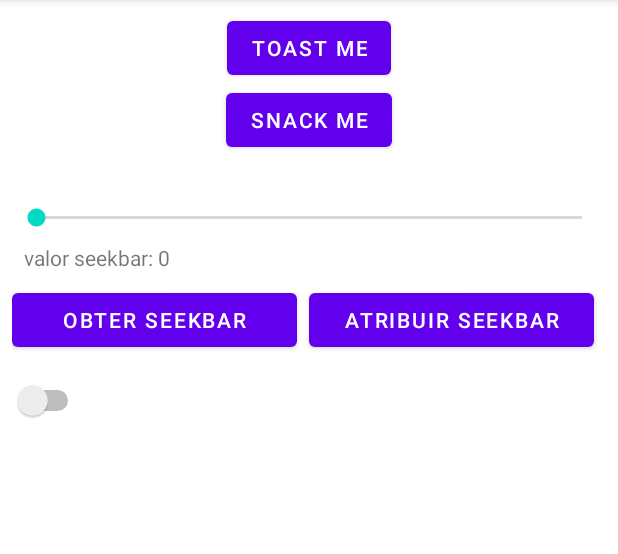
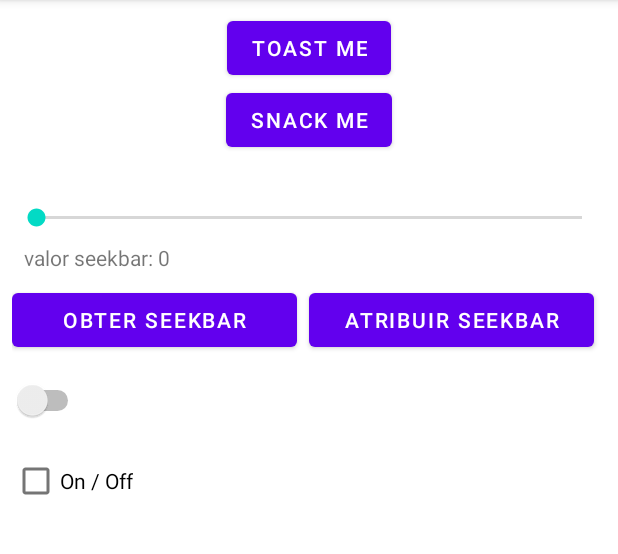
Before and after one commit to geraldoneto771/Kotlin_Components, an Android app: the screen it shows after launch (MainActivity), on a phone screen of 412 x 824 dp, the part 84-638 px from its top. Run offline under Robolectric (Android 15) with nearby library versions, the phone set to English and light mode, and no system bars.

Commit message:
"Aula 218 finalizada"

```diff
--- a/app/src/main/java/com/example/myapplication/MainActivity.kt
+++ b/app/src/main/java/com/example/myapplication/MainActivity.kt
@@ -28,6 +28,9 @@ class MainActivity : AppCompatActivity(), View.OnClickListener, SeekBar.OnSeekBa
 
         //switch
         switch_on_off.setOnCheckedChangeListener(this)
+
+        // chekbox
+        check_on_off.setOnCheckedChangeListener(this)
 
     }
 
@@ -69,6 +72,7 @@ class MainActivity : AppCompatActivity(), View.OnClickListener, SeekBar.OnSeekBa
             R.id.button_set_seekbar -> {
                 seekbar.progress = 15
             }
+
         }
     }
 
@@ -96,6 +100,12 @@ class MainActivity : AppCompatActivity(), View.OnClickListener, SeekBar.OnSeekBa
                 toast("Switch ${if(isChecked) "true" else "false"}")
 
             }
+
+            //ckeckbox
+            R.id.check_on_off -> {
+                toast("Checkbox ${if(isChecked) "true" else "false"}")
+                check_on_off.isChecked = true
+            }
         }
     }
 }
--- a/app/src/main/res/layout/activity_main.xml
+++ b/app/src/main/res/layout/activity_main.xml
@@ -72,4 +72,12 @@
         android:layout_width="wrap_content"
         android:layout_height="wrap_content"/>
 
+    <CheckBox
+        android:id="@+id/check_on_off"
+        android:layout_marginTop="16dp"
+        android:layout_width="wrap_content"
+        android:layout_height="wrap_content"
+        android:checked="false"
+        android:text="On / Off"/>
+
 </LinearLayout>
```
